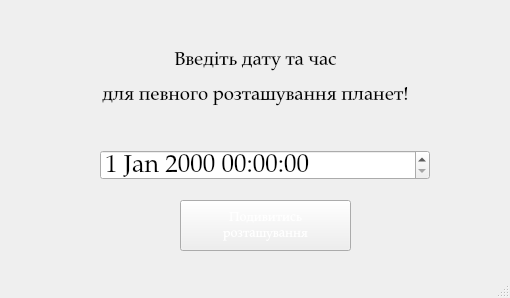
maxpe3447/SyZyGy, file Syzygy/setdateform.ui: the form before one commit.
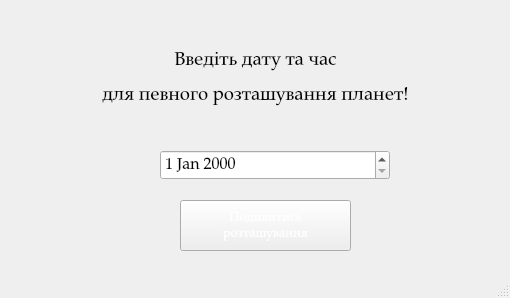
The form after the commit. Icons and pictures are not drawn.

Commit message: out current date

Patch:
```diff
--- a/Syzygy/setdateform.ui
+++ b/Syzygy/setdateform.ui
@@ -36,22 +36,6 @@
      <string>&lt;html&gt;&lt;head/&gt;&lt;body&gt;&lt;p align=&quot;center&quot;&gt;&lt;span style=&quot; font-size:14pt;&quot;&gt;Введіть дату та час&lt;/span&gt;&lt;/p&gt;&lt;p align=&quot;center&quot;&gt;&lt;span style=&quot; font-size:14pt;&quot;&gt;для певного розташування планет!&lt;/span&gt;&lt;/p&gt;&lt;/body&gt;&lt;/html&gt;</string>
     </property>
    </widget>
-   <widget class="QDateTimeEdit" name="setDate">
-    <property name="geometry">
-     <rect>
-      <x>100</x>
-      <y>150</y>
-      <width>330</width>
-      <height>30</height>
-     </rect>
-    </property>
-    <property name="font">
-     <font>
-      <family>Palatino Linotype</family>
-      <pointsize>19</pointsize>
-     </font>
-    </property>
-   </widget>
    <widget class="QPushButton" name="passDate">
     <property name="geometry">
      <rect>
@@ -76,6 +60,22 @@
 розташування</string>
     </property>
    </widget>
+   <widget class="QDateEdit" name="setDate">
+    <property name="geometry">
+     <rect>
+      <x>160</x>
+      <y>150</y>
+      <width>230</width>
+      <height>30</height>
+     </rect>
+    </property>
+    <property name="font">
+     <font>
+      <family>Palatino Linotype</family>
+      <pointsize>12</pointsize>
+     </font>
+    </property>
+   </widget>
   </widget>
   <widget class="QStatusBar" name="statusbar"/>
  </widget>
```
The commit also changes 3 other files.
